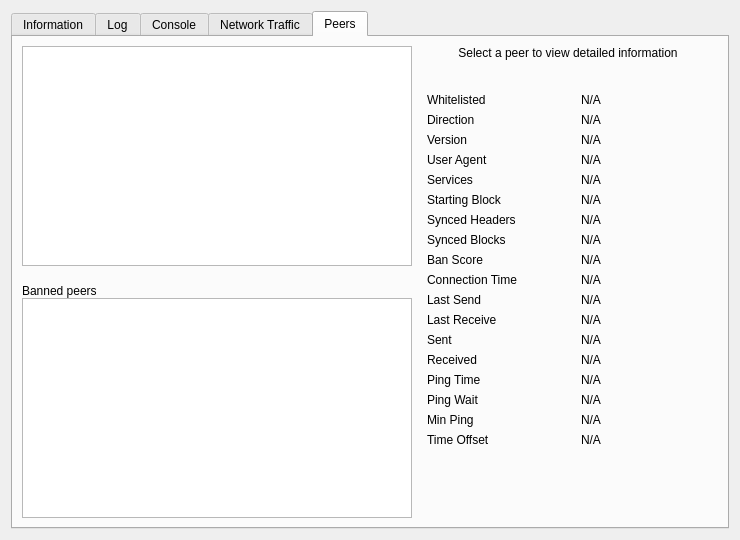
Qt form src/qt/forms/debugwindow.ui (VadiqueMe/dogecoin) before a commit.
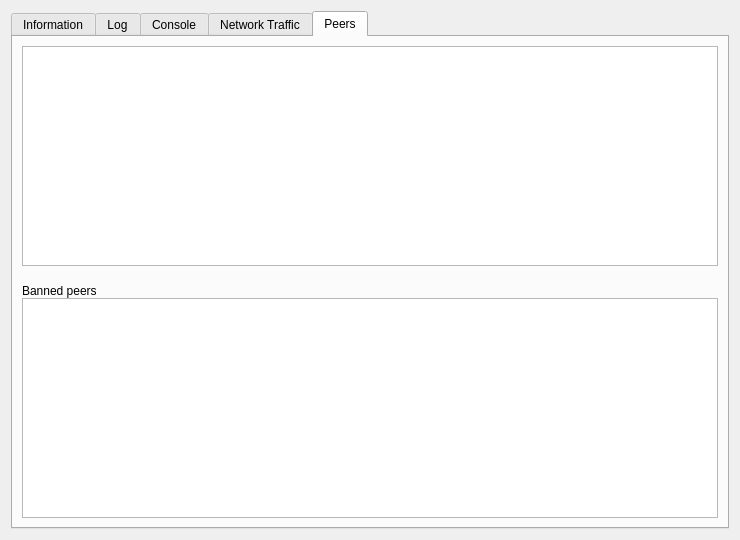
The same form after that commit. The open tabs and pages were chosen to show the change. Icons and pictures are not drawn. Custom widgets are drawn as their Qt base class.

Commit message: construct the peer details widget by C++ code

```diff
--- a/src/qt/forms/debugwindow.ui
+++ b/src/qt/forms/debugwindow.ui
@@ -1057,479 +1057,6 @@
          </item>
         </layout>
        </item>
-       <item row="0" column="1">
-        <widget class="QLabel" name="peerHeading">
-         <property name="sizePolicy">
-          <sizepolicy hsizetype="Preferred" vsizetype="Minimum">
-           <horstretch>0</horstretch>
-           <verstretch>0</verstretch>
-          </sizepolicy>
-         </property>
-         <property name="minimumSize">
-          <size>
-           <width>300</width>
-           <height>32</height>
-          </size>
-         </property>
-         <property name="cursor">
-          <cursorShape>IBeamCursor</cursorShape>
-         </property>
-         <property name="text">
-          <string>Select a peer to view detailed information</string>
-         </property>
-         <property name="alignment">
-          <set>Qt::AlignHCenter|Qt::AlignTop</set>
-         </property>
-         <property name="wordWrap">
-          <bool>true</bool>
-         </property>
-         <property name="textInteractionFlags">
-          <set>Qt::LinksAccessibleByMouse|Qt::TextSelectableByKeyboard|Qt::TextSelectableByMouse</set>
-         </property>
-        </widget>
-       </item>
-       <item row="1" column="1">
-        <widget class="QWidget" name="detailWidget" native="true">
-         <property name="minimumSize">
-          <size>
-           <width>300</width>
-           <height>0</height>
-          </size>
-         </property>
-         <layout class="QGridLayout" name="gridLayout_3">
-          <item row="0" column="0">
-           <widget class="QLabel" name="label_30">
-            <property name="text">
-             <string>Whitelisted</string>
-            </property>
-           </widget>
-          </item>
-          <item row="0" column="2">
-           <widget class="QLabel" name="peerWhitelisted">
-            <property name="cursor">
-             <cursorShape>IBeamCursor</cursorShape>
-            </property>
-            <property name="text">
-             <string>N/A</string>
-            </property>
-            <property name="textFormat">
-             <enum>Qt::PlainText</enum>
-            </property>
-            <property name="textInteractionFlags">
-             <set>Qt::LinksAccessibleByMouse|Qt::TextSelectableByKeyboard|Qt::TextSelectableByMouse</set>
-            </property>
-           </widget>
-          </item>
-          <item row="1" column="0">
-           <widget class="QLabel" name="label_23">
-            <property name="text">
-             <string>Direction</string>
-            </property>
-           </widget>
-          </item>
-          <item row="1" column="2">
-           <widget class="QLabel" name="peerDirection">
-            <property name="cursor">
-             <cursorShape>IBeamCursor</cursorShape>
-            </property>
-            <property name="text">
-             <string>N/A</string>
-            </property>
-            <property name="textFormat">
-             <enum>Qt::PlainText</enum>
-            </property>
-            <property name="textInteractionFlags">
-             <set>Qt::LinksAccessibleByMouse|Qt::TextSelectableByKeyboard|Qt::TextSelectableByMouse</set>
-            </property>
-           </widget>
-          </item>
-          <item row="2" column="0">
-           <widget class="QLabel" name="label_21">
-            <property name="text">
-             <string>Version</string>
-            </property>
-           </widget>
-          </item>
-          <item row="2" column="2">
-           <widget class="QLabel" name="peerVersion">
-            <property name="cursor">
-             <cursorShape>IBeamCursor</cursorShape>
-            </property>
-            <property name="text">
-             <string>N/A</string>
-            </property>
-            <property name="textFormat">
-             <enum>Qt::PlainText</enum>
-            </property>
-            <property name="textInteractionFlags">
-             <set>Qt::LinksAccessibleByMouse|Qt::TextSelectableByKeyboard|Qt::TextSelectableByMouse</set>
-            </property>
-           </widget>
-          </item>
-          <item row="3" column="0">
-           <widget class="QLabel" name="label_28">
-            <property name="text">
-             <string>User Agent</string>
-            </property>
-           </widget>
-          </item>
-          <item row="3" column="2">
-           <widget class="QLabel" name="peerSubversion">
-            <property name="cursor">
-             <cursorShape>IBeamCursor</cursorShape>
-            </property>
-            <property name="text">
-             <string>N/A</string>
-            </property>
-            <property name="textFormat">
-             <enum>Qt::PlainText</enum>
-            </property>
-            <property name="textInteractionFlags">
-             <set>Qt::LinksAccessibleByMouse|Qt::TextSelectableByKeyboard|Qt::TextSelectableByMouse</set>
-            </property>
-           </widget>
-          </item>
-          <item row="4" column="0">
-           <widget class="QLabel" name="label_4">
-            <property name="text">
-             <string>Services</string>
-            </property>
-           </widget>
-          </item>
-          <item row="4" column="2">
-           <widget class="QLabel" name="peerServices">
-            <property name="cursor">
-             <cursorShape>IBeamCursor</cursorShape>
-            </property>
-            <property name="text">
-             <string>N/A</string>
-            </property>
-            <property name="textFormat">
-             <enum>Qt::PlainText</enum>
-            </property>
-            <property name="textInteractionFlags">
-             <set>Qt::LinksAccessibleByMouse|Qt::TextSelectableByKeyboard|Qt::TextSelectableByMouse</set>
-            </property>
-           </widget>
-          </item>
-          <item row="5" column="0">
-           <widget class="QLabel" name="label_29">
-            <property name="text">
-             <string>Starting Block</string>
-            </property>
-           </widget>
-          </item>
-          <item row="5" column="2">
-           <widget class="QLabel" name="peerHeight">
-            <property name="cursor">
-             <cursorShape>IBeamCursor</cursorShape>
-            </property>
-            <property name="text">
-             <string>N/A</string>
-            </property>
-            <property name="textFormat">
-             <enum>Qt::PlainText</enum>
-            </property>
-            <property name="textInteractionFlags">
-             <set>Qt::LinksAccessibleByMouse|Qt::TextSelectableByKeyboard|Qt::TextSelectableByMouse</set>
-            </property>
-           </widget>
-          </item>
-          <item row="6" column="0">
-           <widget class="QLabel" name="label_27">
-            <property name="text">
-             <string>Synced Headers</string>
-            </property>
-           </widget>
-          </item>
-          <item row="6" column="2">
-           <widget class="QLabel" name="peerSyncHeight">
-            <property name="cursor">
-             <cursorShape>IBeamCursor</cursorShape>
-            </property>
-            <property name="text">
-             <string>N/A</string>
-            </property>
-            <property name="textFormat">
-             <enum>Qt::PlainText</enum>
-            </property>
-            <property name="textInteractionFlags">
-             <set>Qt::LinksAccessibleByMouse|Qt::TextSelectableByKeyboard|Qt::TextSelectableByMouse</set>
-            </property>
-           </widget>
-          </item>
-          <item row="7" column="0">
-           <widget class="QLabel" name="label_25">
-            <property name="text">
-             <string>Synced Blocks</string>
-            </property>
-           </widget>
-          </item>
-          <item row="7" column="2">
-           <widget class="QLabel" name="peerCommonHeight">
-            <property name="cursor">
-             <cursorShape>IBeamCursor</cursorShape>
-            </property>
-            <property name="text">
-             <string>N/A</string>
-            </property>
-            <property name="textFormat">
-             <enum>Qt::PlainText</enum>
-            </property>
-            <property name="textInteractionFlags">
-             <set>Qt::LinksAccessibleByMouse|Qt::TextSelectableByKeyboard|Qt::TextSelectableByMouse</set>
-            </property>
-           </widget>
-          </item>
-          <item row="8" column="0">
-           <widget class="QLabel" name="label_24">
-            <property name="text">
-             <string>Ban Score</string>
-            </property>
-           </widget>
-          </item>
-          <item row="8" column="2">
-           <widget class="QLabel" name="peerBanScore">
-            <property name="cursor">
-             <cursorShape>IBeamCursor</cursorShape>
-            </property>
-            <property name="text">
-             <string>N/A</string>
-            </property>
-            <property name="textFormat">
-             <enum>Qt::PlainText</enum>
-            </property>
-            <property name="textInteractionFlags">
-             <set>Qt::LinksAccessibleByMouse|Qt::TextSelectableByKeyboard|Qt::TextSelectableByMouse</set>
-            </property>
-           </widget>
-          </item>
-          <item row="9" column="0">
-           <widget class="QLabel" name="label_22">
-            <property name="text">
-             <string>Connection Time</string>
-            </property>
-           </widget>
-          </item>
-          <item row="9" column="2">
-           <widget class="QLabel" name="peerConnTime">
-            <property name="cursor">
-             <cursorShape>IBeamCursor</cursorShape>
-            </property>
-            <property name="text">
-             <string>N/A</string>
-            </property>
-            <property name="textFormat">
-             <enum>Qt::PlainText</enum>
-            </property>
-            <property name="textInteractionFlags">
-             <set>Qt::LinksAccessibleByMouse|Qt::TextSelectableByKeyboard|Qt::TextSelectableByMouse</set>
-            </property>
-           </widget>
-          </item>
-          <item row="10" column="0">
-           <widget class="QLabel" name="label_15">
-            <property name="text">
-             <string>Last Send</string>
-            </property>
-           </widget>
-          </item>
-          <item row="10" column="2">
-           <widget class="QLabel" name="peerLastSend">
-            <property name="cursor">
-             <cursorShape>IBeamCursor</cursorShape>
-            </property>
-            <property name="text">
-             <string>N/A</string>
-            </property>
-            <property name="textFormat">
-             <enum>Qt::PlainText</enum>
-            </property>
-            <property name="textInteractionFlags">
-             <set>Qt::LinksAccessibleByMouse|Qt::TextSelectableByKeyboard|Qt::TextSelectableByMouse</set>
-            </property>
-           </widget>
-          </item>
-          <item row="11" column="0">
-           <widget class="QLabel" name="label_19">
-            <property name="text">
-             <string>Last Receive</string>
-            </property>
-           </widget>
-          </item>
-          <item row="11" column="2">
-           <widget class="QLabel" name="peerLastRecv">
-            <property name="cursor">
-             <cursorShape>IBeamCursor</cursorShape>
-            </property>
-            <property name="text">
-             <string>N/A</string>
-            </property>
-            <property name="textFormat">
-             <enum>Qt::PlainText</enum>
-            </property>
-            <property name="textInteractionFlags">
-             <set>Qt::LinksAccessibleByMouse|Qt::TextSelectableByKeyboard|Qt::TextSelectableByMouse</set>
-            </property>
-           </widget>
-          </item>
-          <item row="12" column="0">
-           <widget class="QLabel" name="label_18">
-            <property name="text">
-             <string>Sent</string>
-            </property>
-           </widget>
-          </item>
-          <item row="12" column="2">
-           <widget class="QLabel" name="peerBytesSent">
-            <property name="cursor">
-             <cursorShape>IBeamCursor</cursorShape>
-            </property>
-            <property name="text">
-             <string>N/A</string>
-            </property>
-            <property name="textFormat">
-             <enum>Qt::PlainText</enum>
-            </property>
-            <property name="textInteractionFlags">
-             <set>Qt::LinksAccessibleByMouse|Qt::TextSelectableByKeyboard|Qt::TextSelectableByMouse</set>
-            </property>
-           </widget>
-          </item>
-          <item row="13" column="0">
-           <widget class="QLabel" name="label_20">
-            <property name="text">
-             <string>Received</string>
-            </property>
-           </widget>
-          </item>
-          <item row="13" column="2">
-           <widget class="QLabel" name="peerBytesRecv">
-            <property name="cursor">
-             <cursorShape>IBeamCursor</cursorShape>
-            </property>
-            <property name="text">
-             <string>N/A</string>
-            </property>
-            <property name="textFormat">
-             <enum>Qt::PlainText</enum>
-            </property>
-            <property name="textInteractionFlags">
-             <set>Qt::LinksAccessibleByMouse|Qt::TextSelectableByKeyboard|Qt::TextSelectableByMouse</set>
-            </property>
-           </widget>
-          </item>
-          <item row="14" column="0">
-           <widget class="QLabel" name="label_26">
-            <property name="text">
-             <string>Ping Time</string>
-            </property>
-           </widget>
-          </item>
-          <item row="14" column="2">
-           <widget class="QLabel" name="peerPingTime">
-            <property name="cursor">
-             <cursorShape>IBeamCursor</cursorShape>
-            </property>
-            <property name="text">
-             <string>N/A</string>
-            </property>
-            <property name="textFormat">
-             <enum>Qt::PlainText</enum>
-            </property>
-            <property name="textInteractionFlags">
-             <set>Qt::LinksAccessibleByMouse|Qt::TextSelectableByKeyboard|Qt::TextSelectableByMouse</set>
-            </property>
-           </widget>
-          </item>
-          <item row="15" column="0">
-           <widget class="QLabel" name="peerPingWaitLabel">
-            <property name="toolTip">
-             <string>The duration of a currently outstanding ping.</string>
-            </property>
-            <property name="text">
-             <string>Ping Wait</string>
-            </property>
-           </widget>
-          </item>
-          <item row="15" column="2">
-           <widget class="QLabel" name="peerPingWait">
-            <property name="cursor">
-             <cursorShape>IBeamCursor</cursorShape>
-            </property>
-            <property name="text">
-             <string>N/A</string>
-            </property>
-            <property name="textFormat">
-             <enum>Qt::PlainText</enum>
-            </property>
-            <property name="textInteractionFlags">
-             <set>Qt::LinksAccessibleByMouse|Qt::TextSelectableByKeyboard|Qt::TextSelectableByMouse</set>
-            </property>
-           </widget>
-          </item>
-          <item row="16" column="0">
-           <widget class="QLabel" name="peerMinPingLabel">
-            <property name="text">
-             <string>Min Ping</string>
-            </property>
-           </widget>
-          </item>
-          <item row="16" column="2">
-           <widget class="QLabel" name="peerMinPing">
-            <property name="cursor">
-             <cursorShape>IBeamCursor</cursorShape>
-            </property>
-            <property name="text">
-             <string>N/A</string>
-            </property>
-            <property name="textFormat">
-             <enum>Qt::PlainText</enum>
-            </property>
-            <property name="textInteractionFlags">
-             <set>Qt::LinksAccessibleByMouse|Qt::TextSelectableByKeyboard|Qt::TextSelectableByMouse</set>
-            </property>
-           </widget>
-          </item>
-          <item row="17" column="0">
-           <widget class="QLabel" name="label_timeoffset">
-            <property name="text">
-             <string>Time Offset</string>
-            </property>
-           </widget>
-          </item>
-          <item row="17" column="2">
-           <widget class="QLabel" name="timeoffset">
-            <property name="cursor">
-             <cursorShape>IBeamCursor</cursorShape>
-            </property>
-            <property name="text">
-             <string>N/A</string>
-            </property>
-            <property name="textFormat">
-             <enum>Qt::PlainText</enum>
-            </property>
-            <property name="textInteractionFlags">
-             <set>Qt::LinksAccessibleByMouse|Qt::TextSelectableByKeyboard|Qt::TextSelectableByMouse</set>
-            </property>
-           </widget>
-          </item>
-          <item row="18" column="1">
-           <spacer name="verticalSpacer_3">
-            <property name="orientation">
-             <enum>Qt::Vertical</enum>
-            </property>
-            <property name="sizeHint" stdset="0">
-             <size>
-              <width>20</width>
-              <height>40</height>
-             </size>
-            </property>
-           </spacer>
-          </item>
-         </layout>
-        </widget>
-       </item>
       </layout>
      </widget>
     </widget>
```
Left out of the diff: 30 changed lines with no effect on the pictures. The commit also changes 52 other files.
